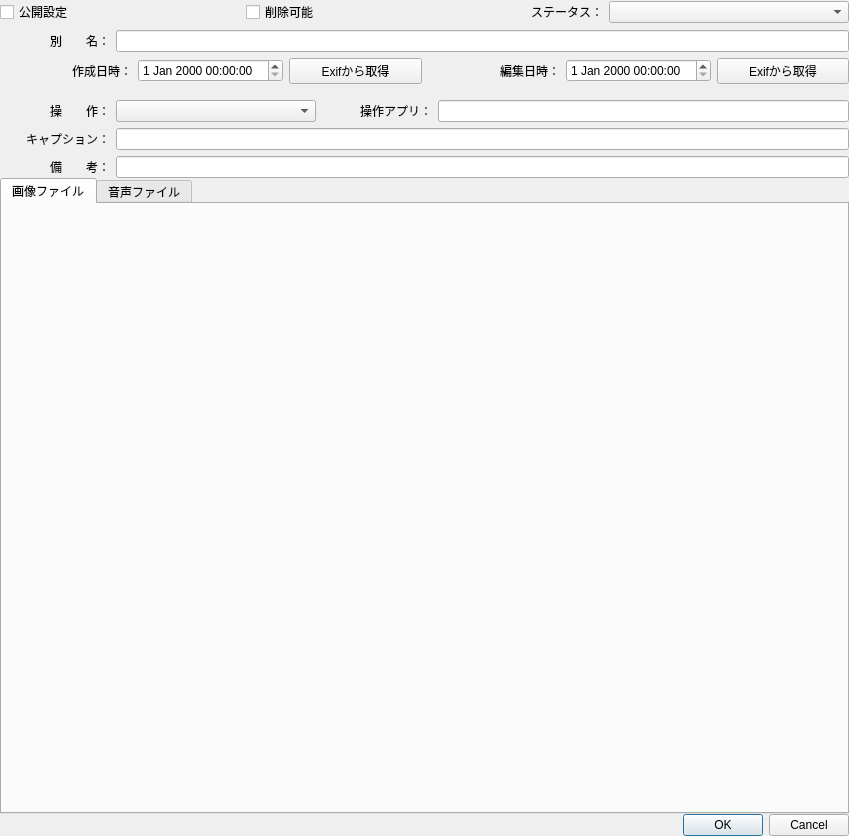
Above: ui/fileInformationDialog.ui from yufujimoto/SurveyDataCollector before the change. Below: the same form after it.
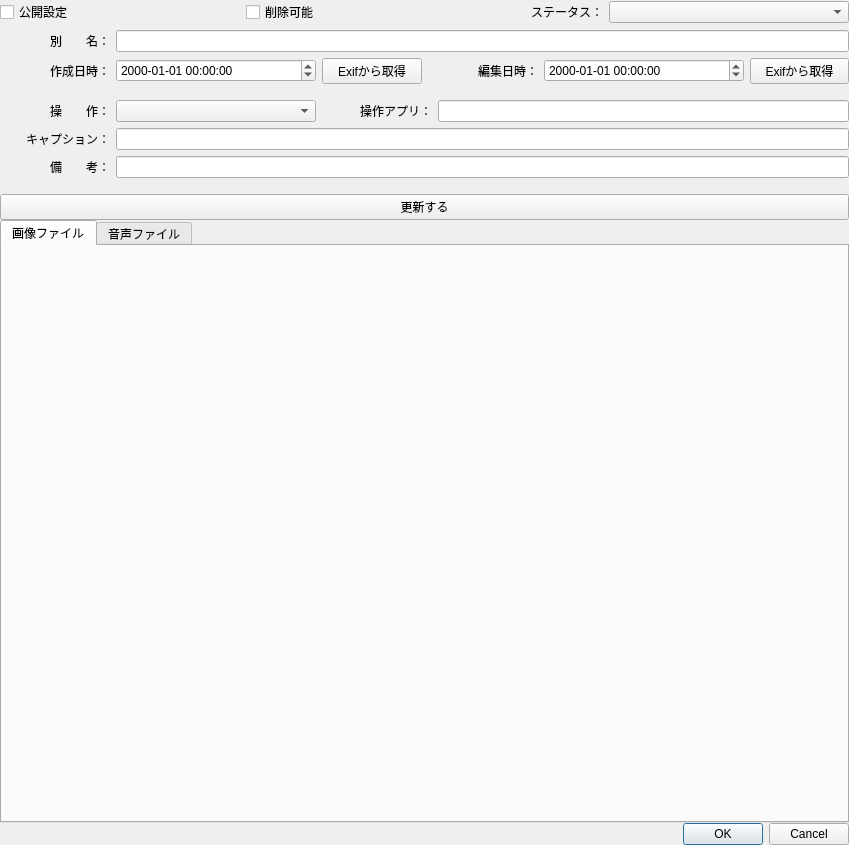
That is the form after the change.

What changed in the file:
```diff
--- a/ui/fileInformationDialog.ui
+++ b/ui/fileInformationDialog.ui
@@ -7,7 +7,7 @@
     <x>0</x>
     <y>0</y>
     <width>849</width>
-    <height>836</height>
+    <height>845</height>
    </rect>
   </property>
   <property name="windowTitle">
@@ -150,7 +150,17 @@
         </widget>
        </item>
        <item>
-        <widget class="QDateTimeEdit" name="dte_fil_dt_cre"/>
+        <widget class="QDateTimeEdit" name="dte_fil_dt_cre">
+         <property name="minimumSize">
+          <size>
+           <width>200</width>
+           <height>0</height>
+          </size>
+         </property>
+         <property name="displayFormat">
+          <string>yyyy-MM-dd HH:mm:zz</string>
+         </property>
+        </widget>
        </item>
        <item>
         <widget class="QPushButton" name="btn_fil_dt_cre_exif">
@@ -182,7 +192,17 @@
         </widget>
        </item>
        <item>
-        <widget class="QDateTimeEdit" name="dte_fil_dt_mod"/>
+        <widget class="QDateTimeEdit" name="dte_fil_dt_mod">
+         <property name="minimumSize">
+          <size>
+           <width>200</width>
+           <height>0</height>
+          </size>
+         </property>
+         <property name="displayFormat">
+          <string>yyyy-MM-dd HH:mm:zz</string>
+         </property>
+        </widget>
        </item>
        <item>
         <widget class="QPushButton" name="btn_fil_dt_mod_exif">
@@ -322,6 +342,20 @@
        </item>
       </layout>
      </item>
+     <item>
+      <layout class="QHBoxLayout" name="horizontalLayout_4">
+       <property name="topMargin">
+        <number>10</number>
+       </property>
+       <item>
+        <widget class="QPushButton" name="btn_fil_update">
+         <property name="text">
+          <string>更新する</string>
+         </property>
+        </widget>
+       </item>
+      </layout>
+     </item>
     </layout>
    </item>
    <item>
```
